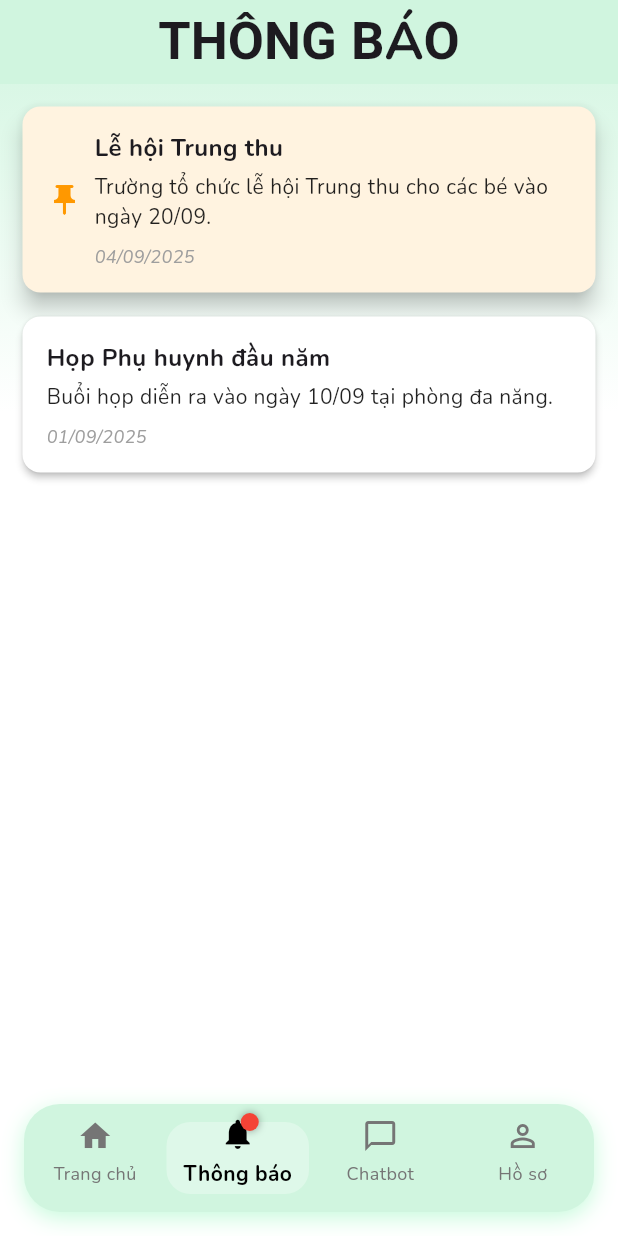
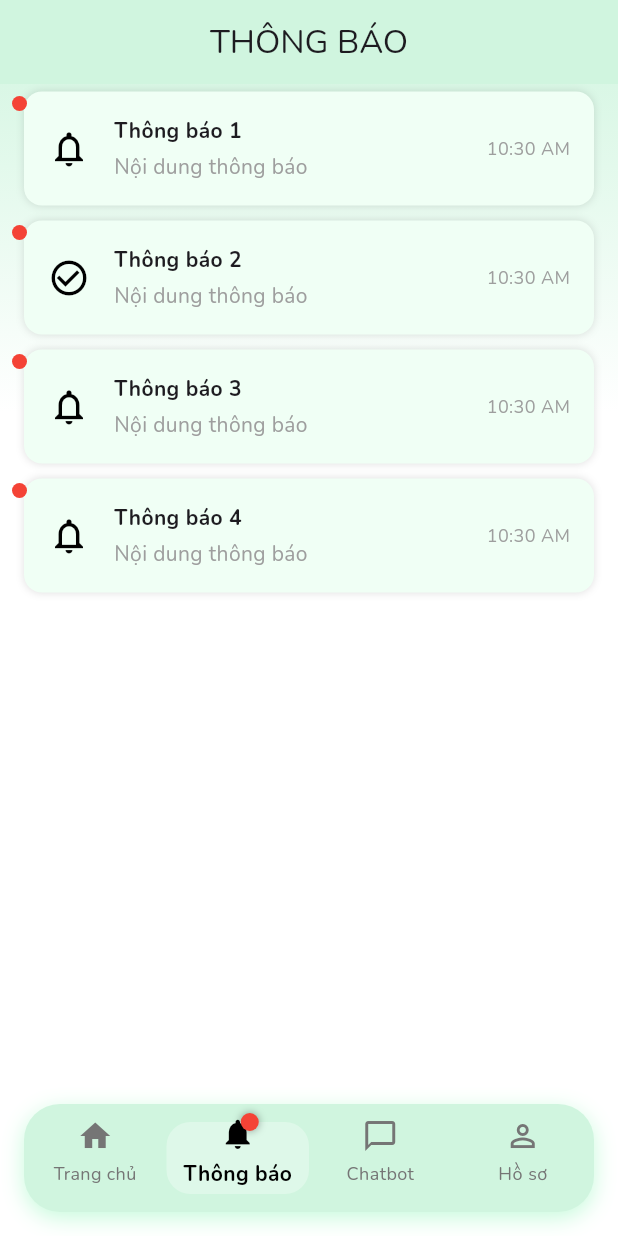
Before and after one commit to Thang4869/MamNon, a Flutter app: the screen it shows after launch, swiped to page 2, on a phone screen of 412 x 824 dp. Run offline on Flutter 3.47's test engine with Material 3 defaults, Android fonts, the light colour scheme and no system bars; our stand-ins replace google_fonts, image_picker; Roboto replaces fonts that are missing (Montserrat).

Commit message:
thongbao

```diff
--- a/mamnon/lib/features/phu_huynh/thong_bao/models/thong_bao_model.dart
+++ b/mamnon/lib/features/phu_huynh/thong_bao/models/thong_bao_model.dart
@@ -3,12 +3,14 @@ class ThongBaoModel {
   final String content;
   final String date;
   final bool isPinned;
+  bool isRead;
 
   ThongBaoModel({
     required this.title,
     required this.content,
     required this.date,
     required this.isPinned,
+    this.isRead = false,
   });
 
   factory ThongBaoModel.fromMap(Map<String, dynamic> map) {
--- a/mamnon/lib/features/phu_huynh/thong_bao/pages/thong_bao_screen.dart
+++ b/mamnon/lib/features/phu_huynh/thong_bao/pages/thong_bao_screen.dart
@@ -2,42 +2,118 @@ import 'package:flutter/material.dart';
 import '../models/thong_bao_model.dart';
 import '../widgets/thong_bao_card_widget.dart';
 
-class ThongBaoScreen extends StatelessWidget {
+class ThongBaoScreen extends StatefulWidget {
   const ThongBaoScreen({super.key});
 
   @override
-  Widget build(BuildContext context) {
-    final List<ThongBaoModel> thongBaoList = [
+  State<ThongBaoScreen> createState() => _ThongBaoScreenState();
+}
+
+class _ThongBaoScreenState extends State<ThongBaoScreen> {
+  String _layGioHienTai() {
+    final now = DateTime.now();
+    final gio = now.hour;
+    final phut = now.minute.toString().padLeft(2, '0');
+    final buoi = gio >= 12 ? 'PM' : 'AM';
+    final gio12 = gio % 12 == 0 ? 12 : gio % 12;
+    return '$gio12:$phut $buoi';
+  }
+
+  late List<ThongBaoModel> dsThongBao;
+
+  @override
+  void initState() {
+    super.initState();
+
+    dsThongBao = [
       ThongBaoModel(
-        title: 'Lễ hội Trung thu',
-        content: 'Trường tổ chức lễ hội Trung thu cho các bé vào ngày 20/09.',
-        date: '04/09/2025',
+        title: "Thông báo 1",
+        content: "Nội dung TB 1",
+        date: _layGioHienTai(),
+        isPinned: false,
+      ),
+      ThongBaoModel(
+        title: "Thông báo 2",
+        content: "Nội dung TB 2",
+        date: _layGioHienTai(),
         isPinned: true,
       ),
       ThongBaoModel(
-        title: 'Họp Phụ huynh đầu năm',
-        content: 'Buổi họp diễn ra vào ngày 10/09 tại phòng đa năng.',
-        date: '01/09/2025',
+        title: "Thông báo 3",
+        content: "Nội dung TB 3",
+        date: _layGioHienTai(),
+        isPinned: false,
+      ),
+      ThongBaoModel(
+        title: "Thông báo 4",
+        content: "Nội dung TB 4",
+        date: _layGioHienTai(),
         isPinned: false,
       ),
     ];
+  }
 
+  void _moChiTiet(ThongBaoModel tb) {
+    showDialog(
+      context: context,
+      builder: (_) {
+        return Dialog(
+          shape: RoundedRectangleBorder(
+            borderRadius: BorderRadius.circular(20),
+          ),
+          child: Container(
+            padding: const EdgeInsets.all(20),
+            child: Column(
+              mainAxisSize: MainAxisSize.min,
+              crossAxisAlignment: CrossAxisAlignment.start,
+              children: [
+                Row(
+                  children: [
+                    const Icon(Icons.check_circle_outline, color: Colors.black),
+                    const SizedBox(width: 8),
+                    Expanded(
+                      child: Text(
+                        tb.title,
+                        style: const TextStyle(fontWeight: FontWeight.bold),
+                      ),
+                    ),
+                    IconButton(
+                      icon: const Icon(Icons.close),
+                      onPressed: () => Navigator.pop(context),
+                    )
+                  ],
+                ),
+                const SizedBox(height: 12),
+                Text(tb.content, style: const TextStyle(fontSize: 15)),
+                const SizedBox(height: 12),
+                Text(tb.date, style: const TextStyle(color: Colors.grey, fontSize: 12)),
+              ],
+            ),
+          ),
+        );
+      },
+    );
+
+    setState(() {
+      tb.isRead = true;
+    });
+  }
+
+  @override
+  Widget build(BuildContext context) {
     return Scaffold(
       appBar: AppBar(
-        title: const Text('THÔNG BÁO',style: TextStyle(fontWeight: FontWeight.bold,fontSize: 35,fontFamily: "Montserrat"),),
+        title: const Text("THÔNG BÁO"),
         centerTitle: true,
         backgroundColor: const Color(0xFFD0F5DF),
       ),
       body: ListView.builder(
-        padding: const EdgeInsets.all(15),
-        itemCount: thongBaoList.length,
+        itemCount: dsThongBao.length,
         itemBuilder: (context, index) {
-          final tb = thongBaoList[index];
+          final tb = dsThongBao[index];
           return ThongBaoCardWidget(
-            title: tb.title,
-            content: tb.content,
-            date: tb.date,
-            isPinned: tb.isPinned,
+            thongBao: tb,
+            onTap: () => _moChiTiet(tb),
           );
         },
       ),
--- a/mamnon/lib/features/phu_huynh/thong_bao/widgets/thong_bao_card_widget.dart
+++ b/mamnon/lib/features/phu_huynh/thong_bao/widgets/thong_bao_card_widget.dart
@@ -1,53 +1,61 @@
 import 'package:flutter/material.dart';
+import '../models/thong_bao_model.dart';
 
 class ThongBaoCardWidget extends StatelessWidget {
-  final String title;
-  final String content;
-  final String date;
-  final bool isPinned;
+  final ThongBaoModel thongBao;
+  final VoidCallback onTap;
 
-  const ThongBaoCardWidget({
-    super.key,
-    required this.title,
-    required this.content,
-    required this.date,
-    required this.isPinned,
-  });
+  const ThongBaoCardWidget({super.key, required this.thongBao, required this.onTap});
 
   @override
   Widget build(BuildContext context) {
-    return Card(
-      shape: RoundedRectangleBorder(borderRadius: BorderRadius.circular(12)),
-      elevation: isPinned ? 6 : 2,
-      color: isPinned ? Colors.orange[50] : Colors.white,
-      margin: const EdgeInsets.only(bottom: 16),
-      child: Padding(
-        padding: const EdgeInsets.all(16.0),
+    return InkWell(
+      onTap: onTap,
+      child: Stack(
+        children: [
+          Container(
+            margin: const EdgeInsets.symmetric(vertical: 5, horizontal: 16),
+            padding: const EdgeInsets.all(16),
+            decoration: BoxDecoration(
+              color: thongBao.isRead ? Colors.white : const Color(0xFFF0FFF5),
+              borderRadius: BorderRadius.circular(12),
+              boxShadow: [BoxShadow(color: Colors.black12, blurRadius: 4)],
+            ),
             child: Row(
               children: [
-            if (isPinned)
-              const Icon(Icons.push_pin, color: Colors.orange),
-            if (isPinned) const SizedBox(width: 8),
+                Icon(_getIcon(thongBao), size: 28, color: Colors.black),
+                const SizedBox(width: 16),
                 Expanded(
                   child: Column(
                     crossAxisAlignment: CrossAxisAlignment.start,
                     children: [
-                  Text(title,
-                      style: const TextStyle(
-                          fontSize: 16, fontWeight: FontWeight.bold)),
+                      Text(thongBao.title, style: const TextStyle(fontWeight: FontWeight.bold)),
                       const SizedBox(height: 4),
-                  Text(content,
-                      style: const TextStyle(fontSize: 14, color: Colors.black87)),
-                  const SizedBox(height: 8),
-                  Text(date,
-                      style: const TextStyle(
-                          fontSize: 12, color: Colors.grey, fontStyle: FontStyle.italic)),
+                      const Text('Nội dung thông báo', style: TextStyle(color: Colors.grey)),
                     ],
                   ),
                 ),
+                Text(thongBao.date, style: const TextStyle(fontSize: 12, color: Colors.grey)),
               ],
             ),
           ),
+          if (!thongBao.isRead)
+            Positioned(
+              left: 8,
+              top: 8,
+              child: Container(
+                width: 10,
+                height: 10,
+                decoration: const BoxDecoration(color: Colors.red, shape: BoxShape.circle),
+              ),
+            )
+        ],
+      ),
     );
   }
+
+  IconData _getIcon(ThongBaoModel tb) {
+    if (tb.isPinned) return Icons.check_circle_outline;
+    return Icons.notifications_none;
   }
+}
```
Also changed, not shown: mamnon/lib/features/phu_huynh/trang_chu/pages/main_screen.dart (+44 -21 lines), mamnon/lib/features/phu_huynh/trang_chu/widgets/danh_sach_mon_hoc_widget.dart (+73 -8 lines), mamnon/pubspec.lock. Lines whose indentation alone changed are shown as unchanged.
